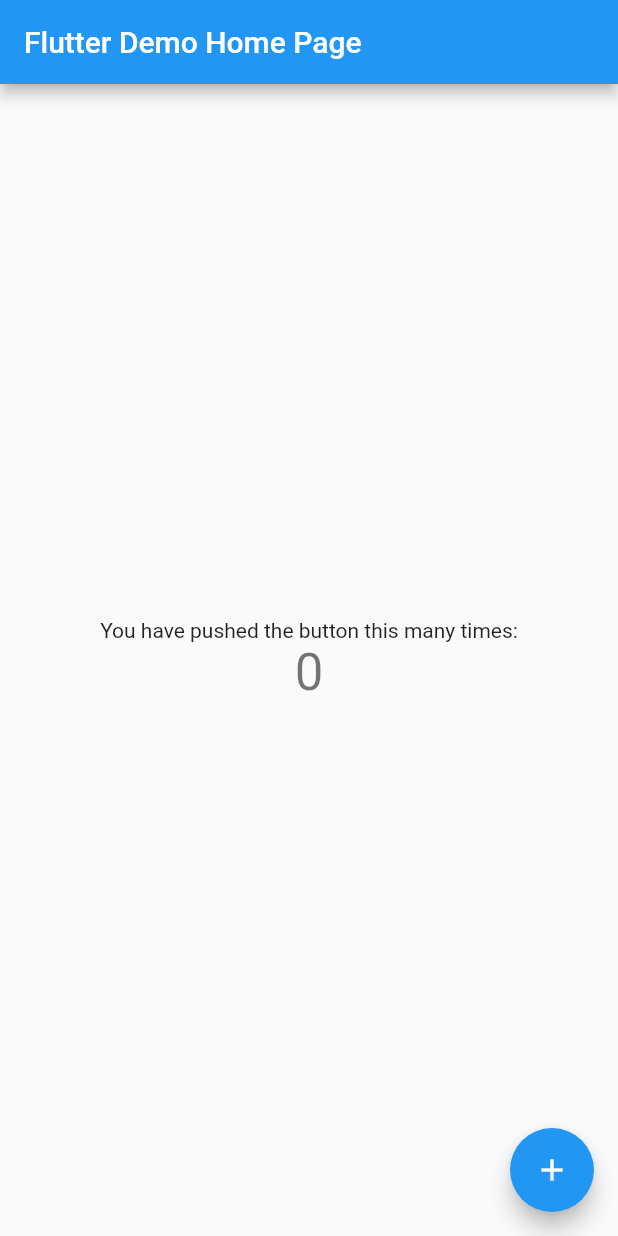
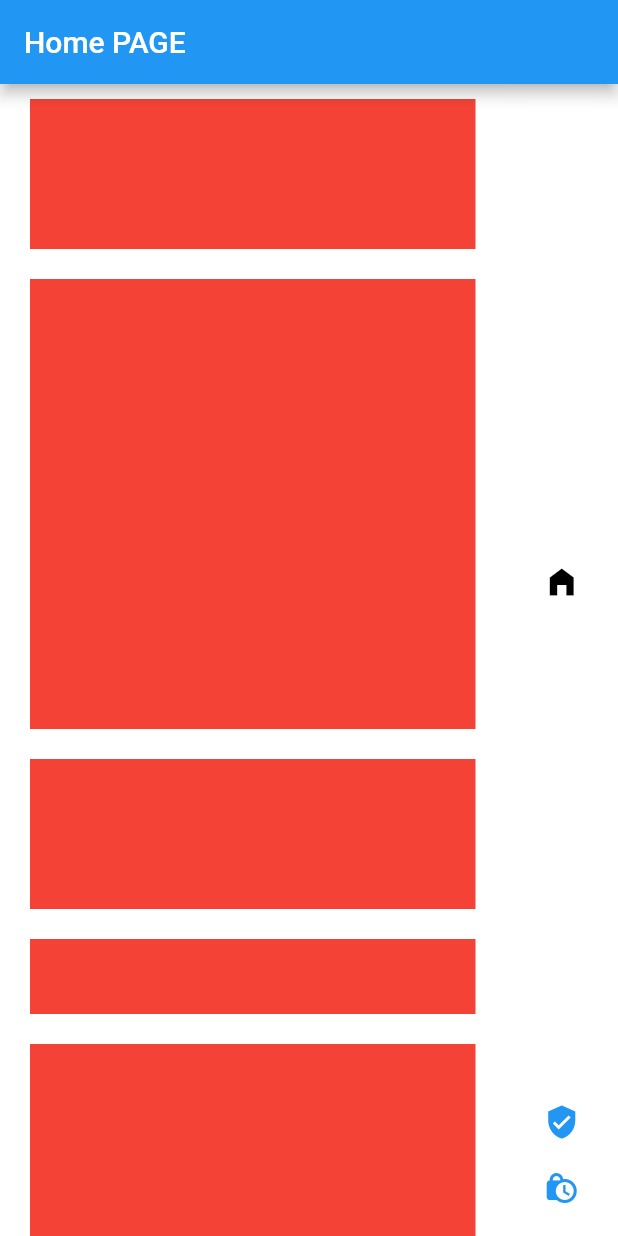
Before and after one commit to Tri7Ratops/flutter_side_navbar, a Flutter app: the screen it shows after launch, on a phone screen of 412 x 824 dp. Run offline on Flutter 3.47's test engine with Material 2 defaults, Android fonts, the phone set to English and light mode, and no system bars; drawn by our look-alikes of scroll_to_index; our stand-ins replace equatable, visibility_detector.

Commit message:
[+] Import basic example

```diff
--- /dev/null
+++ b/example/lib/app.dart
@@ -0,0 +1,16 @@
+import 'package:example/screens/home.dart';
+import 'package:flutter/material.dart';
+
+class MyApp extends StatelessWidget {
+  // This widget is the root of your application.
+  @override
+  Widget build(BuildContext context) {
+    return MaterialApp(
+      title: 'Flutter Demo',
+      theme: ThemeData(
+        primarySwatch: Colors.blue,
+      ),
+      home: HomeScreen(),
+    );
+  }
+}
--- a/example/lib/main.dart
+++ b/example/lib/main.dart
@@ -1,113 +1,6 @@
 import 'package:flutter/material.dart';
+import 'app.dart';
 
 void main() {
   runApp(MyApp());
 }
-
-class MyApp extends StatelessWidget {
-  // This widget is the root of your application.
-  @override
-  Widget build(BuildContext context) {
-    return MaterialApp(
-      title: 'Flutter Demo',
-      theme: ThemeData(
-        // This is the theme of your application.
-        //
-        // Try running your application with "flutter run". You'll see the
-        // application has a blue toolbar. Then, without quitting the app, try
-        // changing the primarySwatch below to Colors.green and then invoke
-        // "hot reload" (press "r" in the console where you ran "flutter run",
-        // or simply save your changes to "hot reload" in a Flutter IDE).
-        // Notice that the counter didn't reset back to zero; the application
-        // is not restarted.
-        primarySwatch: Colors.blue,
-      ),
-      home: MyHomePage(title: 'Flutter Demo Home Page'),
-    );
-  }
-}
-
-class MyHomePage extends StatefulWidget {
-  MyHomePage({Key key, this.title}) : super(key: key);
-
-  // This widget is the home page of your application. It is stateful, meaning
-  // that it has a State object (defined below) that contains fields that affect
-  // how it looks.
-
-  // This class is the configuration for the state. It holds the values (in this
-  // case the title) provided by the parent (in this case the App widget) and
-  // used by the build method of the State. Fields in a Widget subclass are
-  // always marked "final".
-
-  final String title;
-
-  @override
-  _MyHomePageState createState() => _MyHomePageState();
-}
-
-class _MyHomePageState extends State<MyHomePage> {
-  int _counter = 0;
-
-  void _incrementCounter() {
-    setState(() {
-      // This call to setState tells the Flutter framework that something has
-      // changed in this State, which causes it to rerun the build method below
-      // so that the display can reflect the updated values. If we changed
-      // _counter without calling setState(), then the build method would not be
-      // called again, and so nothing would appear to happen.
-      _counter++;
-    });
-  }
-
-  @override
-  Widget build(BuildContext context) {
-    // This method is rerun every time setState is called, for instance as done
-    // by the _incrementCounter method above.
-    //
-    // The Flutter framework has been optimized to make rerunning build methods
-    // fast, so that you can just rebuild anything that needs updating rather
-    // than having to individually change instances of widgets.
-    return Scaffold(
-      appBar: AppBar(
-        // Here we take the value from the MyHomePage object that was created by
-        // the App.build method, and use it to set our appbar title.
-        title: Text(widget.title),
-      ),
-      body: Center(
-        // Center is a layout widget. It takes a single child and positions it
-        // in the middle of the parent.
-        child: Column(
-          // Column is also a layout widget. It takes a list of children and
-          // arranges them vertically. By default, it sizes itself to fit its
-          // children horizontally, and tries to be as tall as its parent.
-          //
-          // Invoke "debug painting" (press "p" in the console, choose the
-          // "Toggle Debug Paint" action from the Flutter Inspector in Android
-          // Studio, or the "Toggle Debug Paint" command in Visual Studio Code)
-          // to see the wireframe for each widget.
-          //
-          // Column has various properties to control how it sizes itself and
-          // how it positions its children. Here we use mainAxisAlignment to
-          // center the children vertically; the main axis here is the vertical
-          // axis because Columns are vertical (the cross axis would be
-          // horizontal).
-          mainAxisAlignment: MainAxisAlignment.center,
-          children: <Widget>[
-            Text(
-              'You have pushed the button this many times:',
-            ),
-            Text(
-              '$_counter',
-              style: Theme.of(context).textTheme.headline4,
-            ),
-          ],
-        ),
-      ),
-      floatingActionButton: FloatingActionButton(
-        onPressed: _incrementCounter,
-        tooltip: 'Increment',
-        child: Icon(Icons.add),
-      ), // This trailing comma makes auto-formatting nicer for build methods.
-    );
-  }
-}
--- /dev/null
+++ b/example/lib/screens/home.dart
@@ -0,0 +1,111 @@
+import 'package:flutter/material.dart';
+import 'package:flutter_side_navbar/flutter_side_navbar.dart';
+
+class HomeScreen extends StatelessWidget {
+  @override
+  Widget build(BuildContext context) {
+    return Scaffold(
+      backgroundColor: Colors.white70,
+      appBar: AppBar(
+        title: Text("Home PAGE"),
+      ),
+      body: SideNavbar(
+        padding: const EdgeInsets.symmetric(horizontal: 20),
+        pages: [
+          SideItemModel(
+            defaultIconColor: Colors.blue,
+            onTap: () {},
+            page: Column(
+              children: [
+                _getContainer(
+                  height: 100,
+                  color: Colors.red,
+                ),
+                _getContainer(
+                  height: 300,
+                  color: Colors.red,
+                ),
+                _getContainer(
+                  height: 100,
+                  color: Colors.red,
+                ),
+                _getContainer(
+                  height: 50,
+                  color: Colors.red,
+                ),
+                _getContainer(
+                  height: 200,
+                  color: Colors.red,
+                ),
+              ],
+            ),
+            icon: Icons.home_filled,
+          ),
+          SideItemModel(
+            defaultIconColor: Colors.blue,
+            onTap: () {},
+            page: Column(
+              children: [
+                _getContainer(
+                  height: 400,
+                  color: Colors.green,
+                ),
+                _getContainer(
+                  height: 100,
+                  color: Colors.green,
+                ),
+                _getContainer(
+                  height: 200,
+                  color: Colors.green,
+                ),
+                _getContainer(
+                  height: 100,
+                  color: Colors.green,
+                ),
+              ],
+            ),
+            icon: Icons.verified_user,
+          ),
+          SideItemModel(
+            defaultIconColor: Colors.blue,
+            onTap: () {},
+            page: Column(
+              children: [
+                _getContainer(
+                  height: 100,
+                  color: Colors.purple,
+                ),
+                _getContainer(
+                  height: 100,
+                  color: Colors.purple,
+                ),
+                _getContainer(
+                  height: 100,
+                  color: Colors.purple,
+                ),
+                _getContainer(
+                  height: 100,
+                  color: Colors.purple,
+                ),
+                _getContainer(
+                  height: 100,
+                  color: Colors.purple,
+                ),
+              ],
+            ),
+            icon: Icons.lock_clock,
+          ),
+        ],
+      ),
+    );
+  }
+
+  Widget _getContainer({required double height, required Color color}) {
+    return Container(
+      height: height,
+      width: double.infinity,
+      color: color,
+      margin: const EdgeInsets.symmetric(vertical: 10),
+    );
+  }
+}
--- a/example/pubspec.yaml
+++ b/example/pubspec.yaml
@@ -18,11 +18,13 @@ publish_to: 'none' # Remove this line if you wish to publish to pub.dev
 version: 1.0.0+1
 
 environment:
-  sdk: ">=2.7.0 <3.0.0"
+  sdk: ">=2.12.0 <3.0.0"
 
 dependencies:
   flutter:
     sdk: flutter
+  flutter_side_navbar:
+    path: ../
 
 
   # The following adds the Cupertino Icons font to your application.
--- a/lib/flutter_side_navbar.dart
+++ b/lib/flutter_side_navbar.dart
@@ -21,3 +21,7 @@
 // IN THE SOFTWARE.
 
 library flutter_side_navbar;
+
+export 'src/models/models.dart';
+export 'src/widgets/widgets.dart';
+export 'src/side_navbar.dart';
--- a/lib/src/models/side_item_model.dart
+++ b/lib/src/models/side_item_model.dart
@@ -16,8 +16,6 @@ class SideItemModel extends Equatable {
 
   double visibilityPercentage = 0.0;
   bool mostVisible = false;
-  GlobalKey keyFlex = GlobalKey();
-  bool animationDone = false;
 
   SideItemModel({
     required this.page,
@@ -42,6 +40,5 @@ class SideItemModel extends Equatable {
     onMostVisible,
     lostFocus,
     focusBackgroundColor,
-    keyFlex,
   ];
 }
--- a/lib/src/side_navbar.dart
+++ b/lib/src/side_navbar.dart
@@ -6,7 +6,7 @@ import 'package:flutter_side_navbar/src/widgets/widgets.dart';
 import 'package:scroll_to_index/scroll_to_index.dart';
 import 'package:visibility_detector/visibility_detector.dart';
 
-class VerticalNavigation extends StatefulWidget {
+class SideNavbar extends StatefulWidget {
   final List<SideItemModel> pages;
   final double navigationWidth;
   final Color navigationBackgroundColor;
@@ -14,7 +14,7 @@ class VerticalNavigation extends StatefulWidget {
   final bool reversed;
   final EdgeInsets? padding;
 
-  VerticalNavigation({
+  SideNavbar({
     Key? key,
     required this.pages,
     this.navigationWidth = 75,
@@ -26,10 +26,10 @@ class VerticalNavigation extends StatefulWidget {
         super(key: key);
 
   @override
-  _VerticalNavigationState createState() => _VerticalNavigationState();
+  _SideNavbarState createState() => _SideNavbarState();
 }
 
-class _VerticalNavigationState extends State<VerticalNavigation> {
+class _SideNavbarState extends State<SideNavbar> {
   late AutoScrollController controller;
 
   @override
@@ -125,7 +125,6 @@ class _VerticalNavigationState extends State<VerticalNavigation> {
       if (item.mostVisible) {
         list.add(
           Flexible(
-            key: item.keyFlex,
             child: FocusSideItem(
               onTap: () {
                 item.onTap?.call();
@@ -141,7 +140,6 @@ class _VerticalNavigationState extends State<VerticalNavigation> {
       } else {
         list.add(
           Flexible(
-            key: item.keyFlex,
             flex: 0,
             child: DefaultSideItem(
               decoration: widget.decorationItem,
--- a/lib/src/widgets/default_side_item.dart
+++ b/lib/src/widgets/default_side_item.dart
@@ -14,9 +14,6 @@ class DefaultSideItem extends StatelessWidget {
 
   @override
   Widget build(BuildContext context) {
-    WidgetsBinding.instance!.addPostFrameCallback((timeStamp) {
-      item.animationDone = false;
-    });
 
     return GestureDetector(
       onTap: onTap,
--- a/lib/src/widgets/focus_side_item.dart
+++ b/lib/src/widgets/focus_side_item.dart
@@ -21,20 +21,10 @@ class FocusSideItem extends StatefulWidget {
 class _FocusSideItemState extends State<FocusSideItem> {
   @override
   Widget build(BuildContext context) {
-    WidgetsBinding.instance!.addPostFrameCallback((timeStamp) {
-      if (!widget.item.animationDone) {
-        widget.item.animationDone = true;
-        setState(() {});
-      }
-    });
-
     return GestureDetector(
       onTap: widget.onTap,
       child: Center(
-        child: AnimatedContainer(
-          duration: const Duration(milliseconds: 800),
-          height: widget.item.animationDone ? 5000 : 100,
-          curve: Curves.easeIn,
+        child: Container(
           padding: const EdgeInsets.all(10),
           decoration: widget.decoration.copyWith(color: widget.item.focusBackgroundColor),
           child: Column(
```
Also changed, not shown: example/pubspec.lock, 1 other file.
